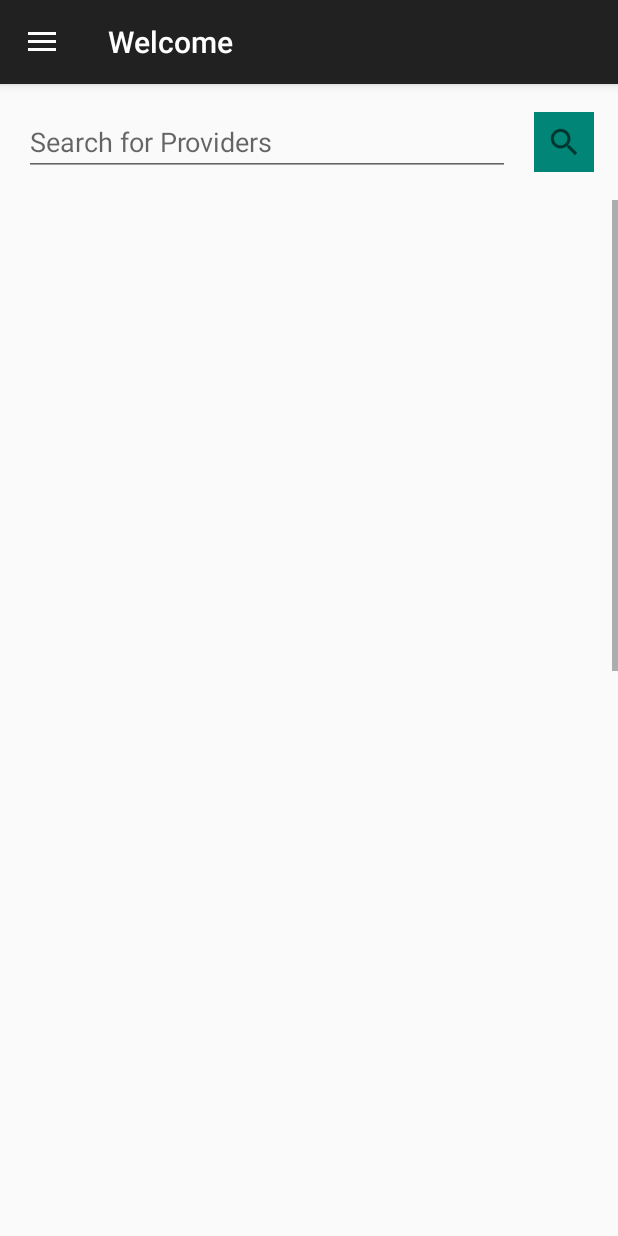
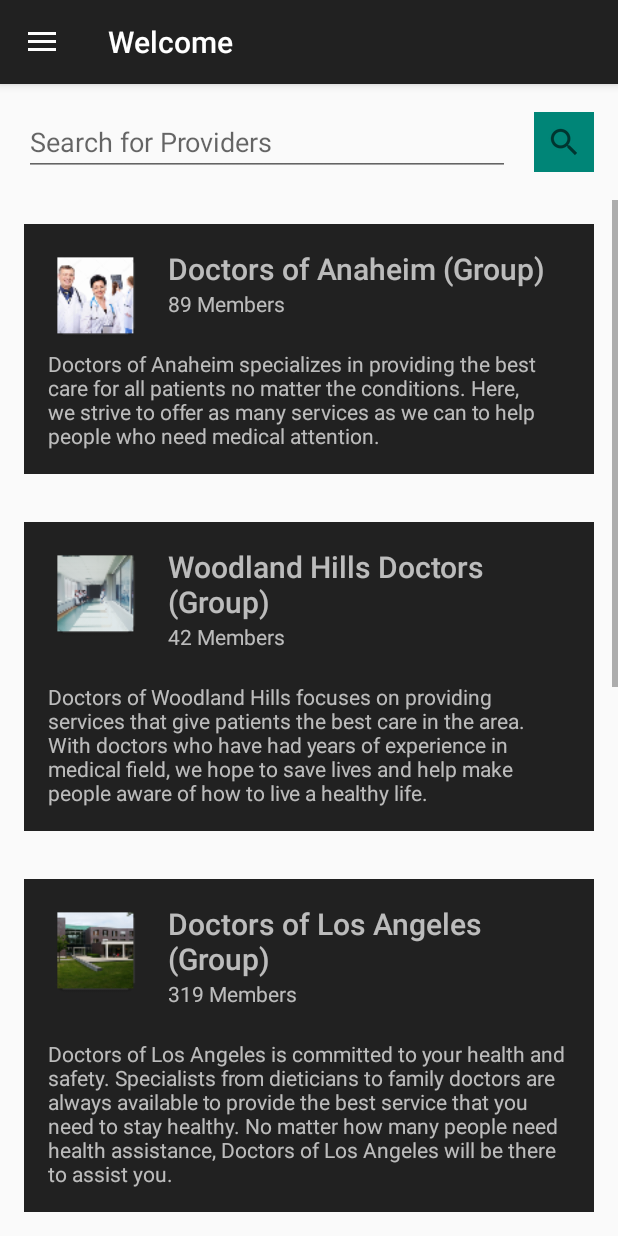
Before and after one commit to qbit-0/Congressional-App-Challenge, an Android app: the fragment SearchFragment placed in its activity, on a phone screen of 412 x 824 dp. Run offline under Robolectric (Android 15) with nearby library versions, the phone set to English and light mode, and no system bars; 1 statement that could not run was skipped.

Commit message:
Search UI Fix

```diff
--- /dev/null
+++ b/ServiceNet/app/src/main/res/drawable/ic_launcher.xml
@@ -0,0 +1,31 @@
+<vector android:height="24dp" android:viewportHeight="215.4"
+    android:viewportWidth="224.7" android:width="24dp" xmlns:android="http://schemas.android.com/apk/res/android">
+    <path android:fillColor="#2B3038" android:pathData="M113.1,0h-11.7c-1.9,0 -3.5,1.6 -3.5,3.5S99.4,7 101.4,7h8.2v24.5c0,1.9 1.6,3.5 3.5,3.5s3.5,-1.6 3.5,-3.5v-28C116.6,1.6 115,0 113.1,0z"/>
+    <path android:fillColor="#2B3038" android:pathData="M87.3,0H75.6c-1.9,0 -3.5,1.6 -3.5,3.5v28c0,1.9 1.6,3.5 3.5,3.5h11.7c1.9,0 3.5,-1.6 3.5,-3.5v-28C90.8,1.6 89.2,0 87.3,0zM83.8,7v21h-4.7V7H83.8z"/>
+    <path android:fillColor="#2B3038" android:pathData="M167.2,0h-11.7c-1.9,0 -3.5,1.6 -3.5,3.5s1.6,3.5 3.5,3.5h8.2v24.5c0,1.9 1.6,3.5 3.5,3.5s3.5,-1.6 3.5,-3.5v-28C170.7,1.6 169.1,0 167.2,0z"/>
+    <path android:fillColor="#2B3038" android:pathData="M141.4,0h-11.7c-1.9,0 -3.5,1.6 -3.5,3.5v28c0,1.9 1.6,3.5 3.5,3.5h11.7c1.9,0 3.5,-1.6 3.5,-3.5v-28C144.9,1.6 143.3,0 141.4,0zM137.9,7v21h-4.7V7H137.9z"/>
+    <path android:fillColor="#2B3038" android:pathData="M221.2,0h-11.7c-1.9,0 -3.5,1.6 -3.5,3.5s1.6,3.5 3.5,3.5h8.2v24.5c0,1.9 1.6,3.5 3.5,3.5s3.5,-1.6 3.5,-3.5v-28C224.7,1.6 223.2,0 221.2,0z"/>
+    <path android:fillColor="#2B3038" android:pathData="M195.5,0h-11.7c-1.9,0 -3.5,1.6 -3.5,3.5v28c0,1.9 1.6,3.5 3.5,3.5h11.7c1.9,0 3.5,-1.6 3.5,-3.5v-28C199,1.6 197.4,0 195.5,0zM192,7v21h-4.7V7H192z"/>
+    <path android:fillColor="#2B3038" android:pathData="M113.1,42.7h-11.7c-1.9,0 -3.5,1.6 -3.5,3.5s1.6,3.5 3.5,3.5h8.2v24.5c0,1.9 1.6,3.5 3.5,3.5s3.5,-1.6 3.5,-3.5v-28C116.6,44.2 115,42.7 113.1,42.7z"/>
+    <path android:fillColor="#2B3038" android:pathData="M87.3,42.7H75.6c-1.9,0 -3.5,1.6 -3.5,3.5v28c0,1.9 1.6,3.5 3.5,3.5h11.7c1.9,0 3.5,-1.6 3.5,-3.5v-28C90.8,44.2 89.2,42.7 87.3,42.7zM83.8,49.7v21h-4.7v-21H83.8z"/>
+    <path android:fillColor="#2B3038" android:pathData="M167.2,42.7h-11.7c-1.9,0 -3.5,1.6 -3.5,3.5s1.6,3.5 3.5,3.5h8.2v24.5c0,1.9 1.6,3.5 3.5,3.5s3.5,-1.6 3.5,-3.5v-28C170.7,44.2 169.1,42.7 167.2,42.7z"/>
+    <path android:fillColor="#2B3038" android:pathData="M141.4,42.7h-11.7c-1.9,0 -3.5,1.6 -3.5,3.5v28c0,1.9 1.6,3.5 3.5,3.5h11.7c1.9,0 3.5,-1.6 3.5,-3.5v-28C144.9,44.2 143.3,42.7 141.4,42.7zM137.9,49.7v21h-4.7v-21H137.9z"/>
+    <path android:fillColor="#2B3038" android:pathData="M221.2,42.7h-11.7c-1.9,0 -3.5,1.6 -3.5,3.5s1.6,3.5 3.5,3.5h8.2v24.5c0,1.9 1.6,3.5 3.5,3.5s3.5,-1.6 3.5,-3.5v-28C224.7,44.2 223.2,42.7 221.2,42.7z"/>
+    <path android:fillColor="#2B3038" android:pathData="M195.5,42.7h-11.7c-1.9,0 -3.5,1.6 -3.5,3.5v28c0,1.9 1.6,3.5 3.5,3.5h11.7c1.9,0 3.5,-1.6 3.5,-3.5v-28C199,44.2 197.4,42.7 195.5,42.7zM192,49.7v21h-4.7v-21H192z"/>
+    <path android:fillColor="#2B3038" android:pathData="M113.1,85.3h-11.7c-1.9,0 -3.5,1.6 -3.5,3.5s1.6,3.5 3.5,3.5h8.2v24.5c0,1.9 1.6,3.5 3.5,3.5s3.5,-1.6 3.5,-3.5v-28C116.6,86.9 115,85.3 113.1,85.3z"/>
+    <path android:fillColor="#2B3038" android:pathData="M87.3,85.3H75.6c-1.9,0 -3.5,1.6 -3.5,3.5v28c0,1.9 1.6,3.5 3.5,3.5h11.7c1.9,0 3.5,-1.6 3.5,-3.5v-28C90.8,86.9 89.2,85.3 87.3,85.3zM83.8,92.3v21h-4.7v-21H83.8z"/>
+    <path android:fillColor="#2B3038" android:pathData="M167.2,85.3h-11.7c-1.9,0 -3.5,1.6 -3.5,3.5s1.6,3.5 3.5,3.5h8.2v24.5c0,1.9 1.6,3.5 3.5,3.5s3.5,-1.6 3.5,-3.5v-28C170.7,86.9 169.1,85.3 167.2,85.3z"/>
+    <path android:fillColor="#2B3038" android:pathData="M141.4,85.3h-11.7c-1.9,0 -3.5,1.6 -3.5,3.5v28c0,1.9 1.6,3.5 3.5,3.5h11.7c1.9,0 3.5,-1.6 3.5,-3.5v-28C144.9,86.9 143.3,85.3 141.4,85.3zM137.9,92.3v21h-4.7v-21H137.9z"/>
+    <path android:fillColor="#2B3038" android:pathData="M221.2,85.3h-11.7c-1.9,0 -3.5,1.6 -3.5,3.5s1.6,3.5 3.5,3.5h8.2v24.5c0,1.9 1.6,3.5 3.5,3.5s3.5,-1.6 3.5,-3.5v-28C224.7,86.9 223.2,85.3 221.2,85.3z"/>
+    <path android:fillColor="#2B3038" android:pathData="M195.5,85.3h-11.7c-1.9,0 -3.5,1.6 -3.5,3.5v28c0,1.9 1.6,3.5 3.5,3.5h11.7c1.9,0 3.5,-1.6 3.5,-3.5v-28C199,86.9 197.4,85.3 195.5,85.3zM192,92.3v21h-4.7v-21H192z"/>
+    <path android:fillColor="#2B3038" android:pathData="M113.1,128h-11.7c-1.9,0 -3.5,1.6 -3.5,3.5s1.6,3.5 3.5,3.5h8.2v24.5c0,1.9 1.6,3.5 3.5,3.5s3.5,-1.6 3.5,-3.5v-28C116.6,129.6 115,128 113.1,128z"/>
+    <path android:fillColor="#2B3038" android:pathData="M87.3,128H75.6c-1.9,0 -3.5,1.6 -3.5,3.5v28c0,1.9 1.6,3.5 3.5,3.5h11.7c1.9,0 3.5,-1.6 3.5,-3.5v-28C90.8,129.6 89.2,128 87.3,128zM83.8,135v21h-4.7v-21H83.8z"/>
+    <path android:fillColor="#2B3038" android:pathData="M167.2,128h-11.7c-1.9,0 -3.5,1.6 -3.5,3.5s1.6,3.5 3.5,3.5h8.2v24.5c0,1.9 1.6,3.5 3.5,3.5s3.5,-1.6 3.5,-3.5v-28C170.7,129.6 169.1,128 167.2,128z"/>
+    <path android:fillColor="#2B3038" android:pathData="M141.4,128h-11.7c-1.9,0 -3.5,1.6 -3.5,3.5v28c0,1.9 1.6,3.5 3.5,3.5h11.7c1.9,0 3.5,-1.6 3.5,-3.5v-28C144.9,129.6 143.3,128 141.4,128zM137.9,135v21h-4.7v-21H137.9z"/>
+    <path android:fillColor="#2B3038" android:pathData="M221.2,128h-11.7c-1.9,0 -3.5,1.6 -3.5,3.5s1.6,3.5 3.5,3.5h8.2v24.5c0,1.9 1.6,3.5 3.5,3.5s3.5,-1.6 3.5,-3.5v-28C224.7,129.6 223.2,128 221.2,128z"/>
+    <path android:fillColor="#2B3038" android:pathData="M195.5,128h-11.7c-1.9,0 -3.5,1.6 -3.5,3.5v28c0,1.9 1.6,3.5 3.5,3.5h11.7c1.9,0 3.5,-1.6 3.5,-3.5v-28C199,129.6 197.4,128 195.5,128zM192,135v21h-4.7v-21H192z"/>
+    <path android:fillColor="#FFFFFF" android:pathData="M132.9,153.7c19.7,-19.7 19.7,-51.6 0,-71.3c-19.7,-19.7 -51.6,-19.7 -71.3,0c-17.5,17.5 -19.4,44.7 -5.8,64.3L6.1,196.5c-3.5,3.5 -3.5,9.2 0,12.7l0,0c3.5,3.5 9.2,3.5 12.7,0l49.7,-49.7C88.2,173.2 115.4,171.2 132.9,153.7z"/>
+    <path android:fillColor="#2B3038" android:pathData="M12.5,215.4c-3.2,0 -6.4,-1.2 -8.8,-3.7c-4.9,-4.9 -4.9,-12.8 0,-17.7l47.7,-47.7c-13,-21.1 -10,-48.6 7.8,-66.3c10.2,-10.2 23.7,-15.8 38.1,-15.8c14.4,0 27.9,5.6 38.1,15.8c21,21 21,55.2 0,76.2C117.6,174 90.2,177 69,164l-47.7,47.7C18.9,214.1 15.7,215.4 12.5,215.4zM97.3,71.2c-12.5,0 -24.3,4.9 -33.2,13.7c-16.1,16.1 -18.3,41.2 -5.4,59.9c1,1.4 0.8,3.3 -0.4,4.5L8.6,199c-2.1,2.1 -2.1,5.6 0,7.8s5.6,2.1 7.8,0L66.1,157c1.2,-1.2 3.1,-1.4 4.5,-0.4c18.6,12.9 43.8,10.7 59.9,-5.4c18.3,-18.3 18.3,-48 0,-66.3C121.6,76.1 109.8,71.2 97.3,71.2z"/>
+    <path android:fillColor="#2B3038" android:pathData="M124.9,90.4c-15.3,-15.3 -40.1,-15.3 -55.3,0c-3.1,3.1 -5.6,6.6 -7.4,10.3c0,0 0,0 0,0.1c-7.2,14.6 -4.7,32.8 7.4,44.9c7.6,7.6 17.7,11.4 27.7,11.4c10,0 20,-3.8 27.7,-11.4C140.2,130.5 140.2,105.7 124.9,90.4zM120,140.8c-12.5,12.5 -32.9,12.5 -45.4,0c-9.5,-9.5 -11.8,-23.5 -6.9,-35.1H99c1.9,0 3.5,-1.6 3.5,-3.5s-1.6,-3.5 -3.5,-3.5H71.7c0.9,-1.2 1.8,-2.3 2.9,-3.3c6.1,-6.1 14.1,-9.4 22.7,-9.4c8.6,0 16.7,3.3 22.7,9.4C132.5,107.9 132.5,128.3 120,140.8z"/>
+    <path android:fillColor="#2B3038" android:pathData="M121.7,109.9H92.6c-1.9,0 -3.5,1.6 -3.5,3.5s1.6,3.5 3.5,3.5h29.1c1.9,0 3.5,-1.6 3.5,-3.5S123.6,109.9 121.7,109.9z"/>
+</vector>
--- a/ServiceNet/app/src/main/res/layout/search.xml
+++ b/ServiceNet/app/src/main/res/layout/search.xml
@@ -61,20 +61,19 @@
                 android:layout_width="match_parent"
                 android:layout_height="match_parent"
                 android:orientation="vertical"
-                android:visibility="invisible">
+                android:visibility="visible">
 
                 <android.support.constraint.ConstraintLayout
                     android:layout_width="match_parent"
                     android:layout_height="match_parent"
                     android:layout_margin="16dp"
-                    android:background="?attr/colorPrimary">
+                    android:background="?attr/colorPrimary"
+                    android:padding="16dp">
 
                     <ImageView
                         android:id="@+id/iv_group_profile_1"
                         android:layout_width="64dp"
                         android:layout_height="64dp"
-                        android:layout_marginStart="16dp"
-                        android:layout_marginTop="16dp"
                         app:layout_constraintStart_toStartOf="parent"
                         app:layout_constraintTop_toTopOf="parent"
                         app:srcCompat="@mipmap/ic_group_profile_2"/>
@@ -83,9 +82,7 @@
                         android:id="@+id/tv_group_name_1"
                         android:layout_width="0dp"
                         android:layout_height="wrap_content"
-                        android:layout_marginEnd="16dp"
                         android:layout_marginStart="16dp"
-                        android:layout_marginTop="16dp"
                         android:text="Doctors of Anaheim (Group)"
                         android:textAppearance="@android:style/TextAppearance.Material.SearchResult.Title"
                         android:textColor="?android:attr/textColorTertiaryInverse"
@@ -96,7 +93,7 @@
                     <TextView
                         android:id="@+id/tv_member_count_1"
                         android:layout_width="0dp"
-                        android:layout_height="wrap_content"
+                        android:layout_height="40dp"
                         android:text="89 Members"
                         android:textColor="?android:attr/textColorTertiaryInverse"
                         app:layout_constraintEnd_toEndOf="@+id/tv_group_name_1"
@@ -107,14 +104,9 @@
                         android:id="@+id/tv_group_description_1"
                         android:layout_width="0dp"
                         android:layout_height="wrap_content"
-                        android:layout_marginBottom="16dp"
-                        android:layout_marginEnd="16dp"
-                        android:layout_marginStart="16dp"
-                        android:layout_marginTop="16dp"
                         android:text="Doctors of Anaheim specializes in providing the best care for all patients no matter the conditions. Here, we strive to offer as many services as we can to help people who need medical attention. "
                         android:textAlignment="textStart"
                         android:textColor="?android:attr/textColorTertiaryInverse"
-                        app:layout_constraintBottom_toBottomOf="parent"
                         app:layout_constraintEnd_toEndOf="parent"
                         app:layout_constraintStart_toStartOf="parent"
                         app:layout_constraintTop_toBottomOf="@+id/tv_member_count_1"/>
@@ -125,14 +117,13 @@
                     android:layout_width="match_parent"
                     android:layout_height="match_parent"
                     android:layout_margin="16dp"
-                    android:background="?attr/colorPrimary">
+                    android:background="?attr/colorPrimary"
+                    android:padding="16dp">
 
                     <ImageView
                         android:id="@+id/iv_group_profile_2"
                         android:layout_width="64dp"
                         android:layout_height="64dp"
-                        android:layout_marginStart="16dp"
-                        android:layout_marginTop="16dp"
                         app:layout_constraintStart_toStartOf="parent"
                         app:layout_constraintTop_toTopOf="parent"
                         app:srcCompat="@mipmap/ic_group_profile_3"/>
@@ -141,9 +132,7 @@
                         android:id="@+id/tv_group_name_2"
                         android:layout_width="0dp"
                         android:layout_height="wrap_content"
-                        android:layout_marginEnd="16dp"
                         android:layout_marginStart="16dp"
-                        android:layout_marginTop="16dp"
                         android:text="Woodland Hills Doctors (Group)"
                         android:textAppearance="@android:style/TextAppearance.Material.SearchResult.Title"
                         android:textColor="?android:attr/textColorTertiaryInverse"
@@ -154,7 +143,7 @@
                     <TextView
                         android:id="@+id/tv_member_count_2"
                         android:layout_width="0dp"
-                        android:layout_height="wrap_content"
+                        android:layout_height="40dp"
                         android:text="42 Members"
                         android:textColor="?android:attr/textColorTertiaryInverse"
                         app:layout_constraintEnd_toEndOf="@+id/tv_group_name_2"
@@ -165,14 +154,9 @@
                         android:id="@+id/tv_group_description_2"
                         android:layout_width="0dp"
                         android:layout_height="wrap_content"
-                        android:layout_marginBottom="16dp"
-                        android:layout_marginEnd="16dp"
-                        android:layout_marginStart="16dp"
-                        android:layout_marginTop="32dp"
                         android:text="Doctors of Woodland Hills focuses on providing services that give patients the best care in the area. With doctors who have had years of experience in medical field, we hope to save lives and help make people aware of how to live a healthy life."
                         android:textAlignment="textStart"
                         android:textColor="?android:attr/textColorTertiaryInverse"
-                        app:layout_constraintBottom_toBottomOf="parent"
                         app:layout_constraintEnd_toEndOf="parent"
                         app:layout_constraintStart_toStartOf="parent"
                         app:layout_constraintTop_toBottomOf="@+id/tv_member_count_2"/>
@@ -183,14 +167,13 @@
                     android:layout_width="match_parent"
                     android:layout_height="match_parent"
                     android:layout_margin="16dp"
-                    android:background="?attr/colorPrimary">
+                    android:background="?attr/colorPrimary"
+                    android:padding="16dp">
 
                     <ImageView
                         android:id="@+id/iv_group_profile_3"
                         android:layout_width="64dp"
                         android:layout_height="64dp"
-                        android:layout_marginStart="16dp"
-                        android:layout_marginTop="16dp"
                         app:layout_constraintStart_toStartOf="parent"
                         app:layout_constraintTop_toTopOf="parent"
                         app:srcCompat="@mipmap/ic_group_profile_4"/>
@@ -199,9 +182,7 @@
                         android:id="@+id/tv_group_name_3"
                         android:layout_width="0dp"
                         android:layout_height="wrap_content"
-                        android:layout_marginEnd="16dp"
                         android:layout_marginStart="16dp"
-                        android:layout_marginTop="16dp"
                         android:text="Doctors of Los Angeles (Group)"
                         android:textAppearance="@android:style/TextAppearance.Material.SearchResult.Title"
                         android:textColor="?android:attr/textColorTertiaryInverse"
@@ -212,7 +193,7 @@
                     <TextView
                         android:id="@+id/tv_member_count_3"
                         android:layout_width="0dp"
-                        android:layout_height="wrap_content"
+                        android:layout_height="40dp"
                         android:text="319 Members"
                         android:textColor="?android:attr/textColorTertiaryInverse"
                         app:layout_constraintEnd_toEndOf="@+id/tv_group_name_3"
@@ -223,14 +204,9 @@
                         android:id="@+id/tv_group_description_3"
                         android:layout_width="0dp"
                         android:layout_height="wrap_content"
-                        android:layout_marginBottom="16dp"
-                        android:layout_marginEnd="16dp"
-                        android:layout_marginStart="16dp"
-                        android:layout_marginTop="32dp"
                         android:text="Doctors of Los Angeles is committed to your health and safety. Specialists from dieticians to family doctors are always available to provide the best service that you need to stay healthy. No matter how many people need health assistance, Doctors of Los Angeles will be there to assist you."
                         android:textAlignment="textStart"
                         android:textColor="?android:attr/textColorTertiaryInverse"
-                        app:layout_constraintBottom_toBottomOf="parent"
                         app:layout_constraintEnd_toEndOf="parent"
                         app:layout_constraintStart_toStartOf="parent"
                         app:layout_constraintTop_toBottomOf="@+id/tv_member_count_3"/>
@@ -241,14 +217,13 @@
                     android:layout_width="match_parent"
                     android:layout_height="match_parent"
                     android:layout_margin="16dp"
-                    android:background="?attr/colorPrimary">
+                    android:background="?attr/colorPrimary"
+                    android:padding="16dp">
 
                     <ImageView
                         android:id="@+id/iv_group_profile_4"
                         android:layout_width="64dp"
                         android:layout_height="64dp"
-                        android:layout_marginStart="16dp"
-                        android:layout_marginTop="16dp"
                         app:layout_constraintStart_toStartOf="parent"
                         app:layout_constraintTop_toTopOf="parent"
                         app:srcCompat="@mipmap/ic_group_profile_5"/>
@@ -257,9 +232,7 @@
                         android:id="@+id/tv_group_name_4"
                         android:layout_width="0dp"
                         android:layout_height="wrap_content"
-                        android:layout_marginEnd="16dp"
                         android:layout_marginStart="16dp"
-                        android:layout_marginTop="16dp"
                         android:text="Fountain Valley Dentists (Group)"
                         android:textAppearance="@android:style/TextAppearance.Material.SearchResult.Title"
                         android:textColor="?android:attr/textColorTertiaryInverse"
@@ -270,7 +243,7 @@
                     <TextView
                         android:id="@+id/tv_member_count_4"
                         android:layout_width="0dp"
-                        android:layout_height="wrap_content"
+                        android:layout_height="40dp"
                         android:text="35 Members"
                         android:textColor="?android:attr/textColorTertiaryInverse"
                         app:layout_constraintEnd_toEndOf="@+id/tv_group_name_4"
@@ -281,14 +254,9 @@
                         android:id="@+id/tv_group_description_4"
                         android:layout_width="0dp"
                         android:layout_height="wrap_content"
-                        android:layout_marginBottom="16dp"
-                        android:layout_marginEnd="16dp"
-                        android:layout_marginStart="16dp"
-                        android:layout_marginTop="32dp"
                         android:text="Fountain Valley Dentists specializes in high-quality, appointment-based service for your perfect smile."
                         android:textAlignment="textStart"
                         android:textColor="?android:attr/textColorTertiaryInverse"
-                        app:layout_constraintBottom_toBottomOf="parent"
                         app:layout_constraintEnd_toEndOf="parent"
                         app:layout_constraintStart_toStartOf="parent"
                         app:layout_constraintTop_toBottomOf="@+id/tv_member_count_4"/>
@@ -300,14 +268,13 @@
                     android:layout_width="match_parent"
                     android:layout_height="match_parent"
                     android:layout_margin="16dp"
-                    android:background="?attr/colorPrimary">
+                    android:background="?attr/colorPrimary"
+                    android:padding="16dp">
 
                     <ImageView
                         android:id="@+id/iv_group_profile"
                         android:layout_width="64dp"
                         android:layout_height="64dp"
-                        android:layout_marginStart="16dp"
-                        android:layout_marginTop="16dp"
                         app:layout_constraintStart_toStartOf="parent"
                         app:layout_constraintTop_toTopOf="parent"
                         app:srcCompat="@mipmap/ic_group_profile_1"/>
@@ -316,9 +283,7 @@
                         android:id="@+id/tv_group_name"
                         android:layout_width="0dp"
                         android:layout_height="wrap_content"
-                        android:layout_marginEnd="16dp"
                         android:layout_marginStart="16dp"
-                        android:layout_marginTop="16dp"
                         android:text="Doctors of Garden Grove (Group)"
                         android:textAppearance="@android:style/TextAppearance.Material.SearchResult.Title"
                         android:textColor="?android:attr/textColorTertiaryInverse"
@@ -329,7 +294,7 @@
                     <TextView
                         android:id="@+id/tv_member_count"
                         android:layout_width="0dp"
-                        android:layout_height="wrap_content"
+                        android:layout_height="40dp"
                         android:text="121 Members"
                         android:textColor="?android:attr/textColorTertiaryInverse"
                         app:layout_constraintEnd_toEndOf="@+id/tv_group_name"
@@ -340,14 +305,9 @@
                         android:id="@+id/tv_group_description"
                         android:layout_width="0dp"
                         android:layout_height="wrap_content"
-                        android:layout_marginBottom="16dp"
-                        android:layout_marginEnd="16dp"
-                        android:layout_marginStart="16dp"
-                        android:layout_marginTop="32dp"
                         android:text="@string/clickable_desc"
                         android:textAlignment="textStart"
                         android:textColor="?android:attr/textColorTertiaryInverse"
-                        app:layout_constraintBottom_toBottomOf="parent"
                         app:layout_constraintEnd_toEndOf="parent"
                         app:layout_constraintStart_toStartOf="parent"
                         app:layout_constraintTop_toBottomOf="@+id/tv_member_count"/>
@@ -358,14 +318,13 @@
                     android:layout_width="match_parent"
                     android:layout_height="match_parent"
                     android:layout_margin="16dp"
-                    android:background="?attr/colorPrimary">
+                    android:background="?attr/colorPrimary"
+                    android:padding="16dp">
 
                     <ImageView
                         android:id="@+id/iv_group_profile_5"
                         android:layout_width="64dp"
                         android:layout_height="64dp"
-                        android:layout_marginStart="16dp"
-                        android:layout_marginTop="16dp"
                         app:layout_constraintStart_toStartOf="parent"
                         app:layout_constraintTop_toTopOf="parent"
                         app:srcCompat="@mipmap/ic_group_profile_6"/>
@@ -374,9 +333,7 @@
                         android:id="@+id/tv_group_name_5"
                         android:layout_width="0dp"
                         android:layout_height="wrap_content"
-                        android:layout_marginEnd="16dp"
                         android:layout_marginStart="16dp"
-                        android:layout_marginTop="16dp"
                         android:text="Doctors of Westminster (Group)"
                         android:textAppearance="@android:style/TextAppearance.Material.SearchResult.Title"
                         android:textColor="?android:attr/textColorTertiaryInverse"
@@ -387,7 +344,7 @@
                     <TextView
                         android:id="@+id/tv_member_count_5"
                         android:layout_width="0dp"
-                        android:layout_height="wrap_content"
+                        android:layout_height="40dp"
                         android:text="113 Members"
                         android:textColor="?android:attr/textColorTertiaryInverse"
                         app:layout_constraintEnd_toEndOf="@+id/tv_group_name_5"
@@ -398,14 +355,9 @@
                         android:id="@+id/tv_group_description_5"
                         android:layout_width="0dp"
                         android:layout_height="wrap_content"
-                        android:layout_marginBottom="16dp"
-                        android:layout_marginEnd="16dp"
-                        android:layout_marginStart="16dp"
-                        android:layout_marginTop="32dp"
                         android:text="With the Doctors of Westminster, doctors will always provide the highest quality healthcare with the lowest cost. Our tenants are always quality, quantity, and competitive hiring. We specialize in state-of-the-art treatments that utilize our current technology to its limits, lowering-costs while improving service. Saving lives, our speciality, ensuring that you still have money in your bank is a guarantee!"
                         android:textAlignment="textStart"
                         android:textColor="?android:attr/textColorTertiaryInverse"
-                        app:layout_constraintBottom_toBottomOf="parent"
                         app:layout_constraintEnd_toEndOf="parent"
                         app:layout_constraintStart_toStartOf="parent"
                         app:layout_constraintTop_toBottomOf="@+id/tv_member_count_5"/>
```
